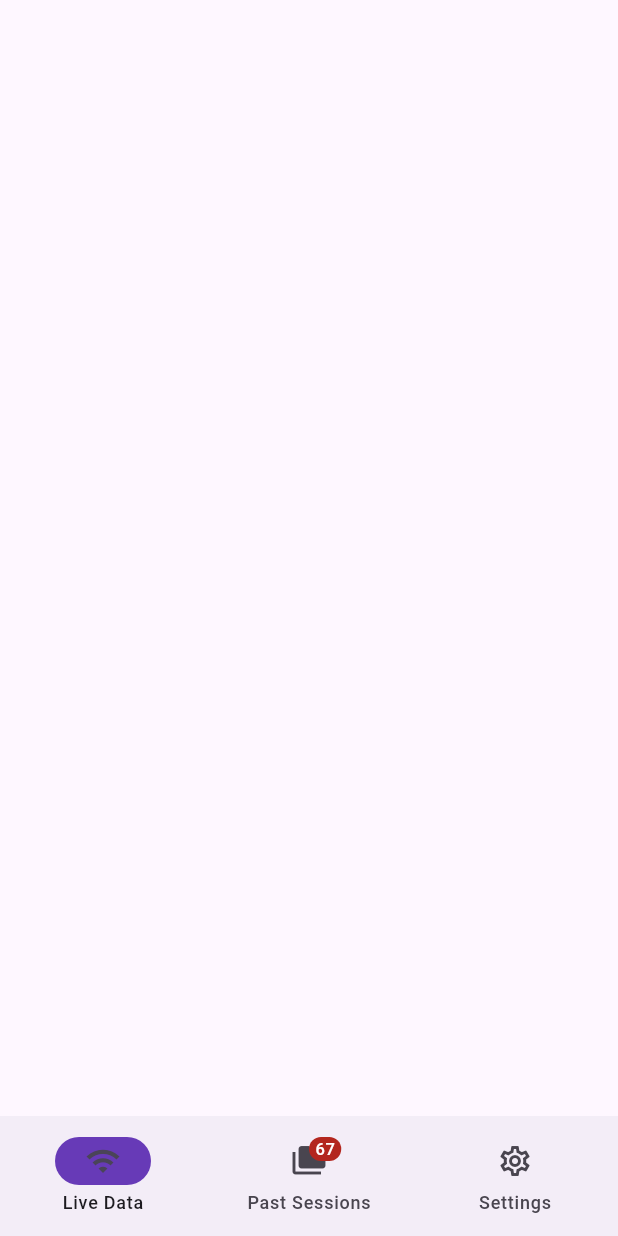
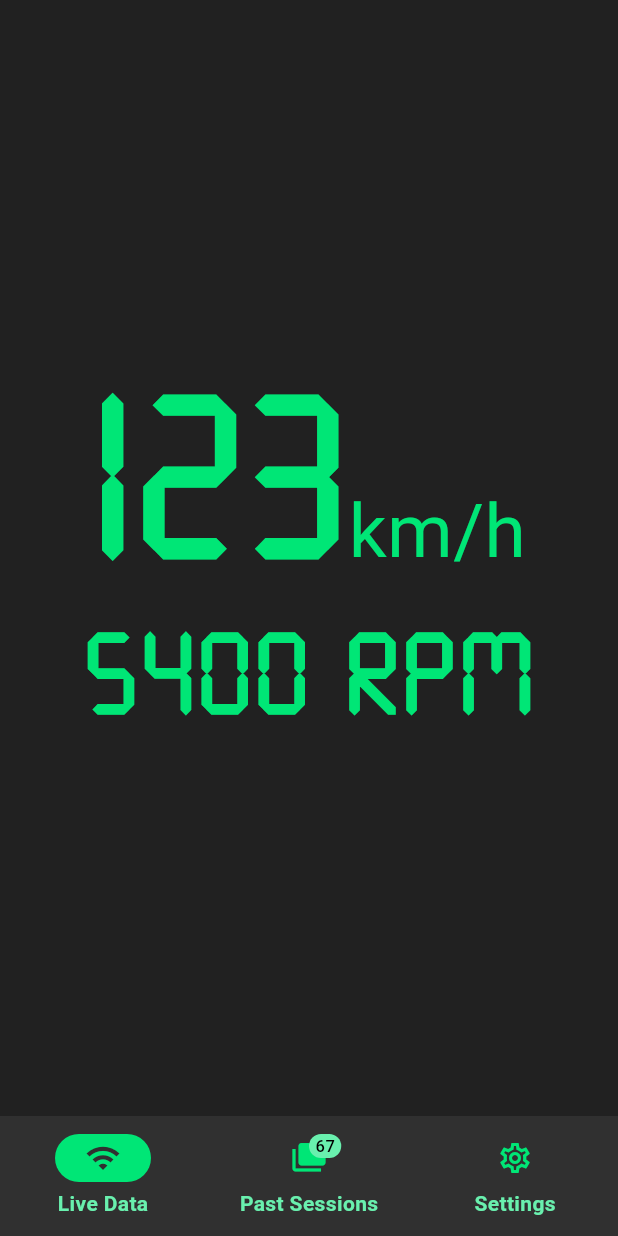
Before and after one commit to HexSK/AssettoLog, a Flutter app: the screen it shows after launch, on a phone screen of 412 x 824 dp. Run offline on Flutter 3.47's test engine with Material 3 defaults, Android fonts, the phone set to English and light mode, and no system bars.

Commit message:
we have something okay?

```diff
--- a/assettologflutter/lib/main.dart
+++ b/assettologflutter/lib/main.dart
@@ -7,7 +7,40 @@ class AssettoLogApp extends StatelessWidget {
 
   @override
   Widget build(BuildContext context) {
-    return MaterialApp(home: AssettoLogNav());
+    return MaterialApp(
+      home: const AssettoLogNav(),
+      theme: ThemeData.dark().copyWith(
+        // Main background
+        scaffoldBackgroundColor: Colors.grey[900],
+
+        // NavigationBar theme
+        navigationBarTheme: NavigationBarThemeData(
+          backgroundColor: Colors.grey[850],
+          indicatorColor: Colors.greenAccent[400],
+          labelTextStyle: WidgetStateProperty.all(
+            const TextStyle(
+              color: Colors.greenAccent,
+              fontWeight: FontWeight.bold,
+            ),
+          ),
+        ),
+
+        // Icon theme
+        iconTheme: const IconThemeData(color: Colors.greenAccent, size: 28),
+
+        // Text theme
+        textTheme: const TextTheme(
+          bodyMedium: TextStyle(color: Colors.greenAccent),
+          bodyLarge: TextStyle(color: Colors.greenAccent),
+        ),
+
+        // Badge theme (if using badges from material 3)
+        badgeTheme: const BadgeThemeData(
+          backgroundColor: Colors.greenAccent,
+          textColor: Colors.black,
+        ),
+      ),
+    );
   }
 }
 
@@ -21,35 +54,97 @@ class AssettoLogNav extends StatefulWidget {
 class _AssettoLogNavState extends State<AssettoLogNav> {
   int currentPageIndex = 0;
   int pastSessionsAmount = 67;
+  int speedKmh = 123;
+  int rpm = 5400;
+
   @override
   Widget build(BuildContext context) {
+    final theme = Theme.of(context);
+
     return Scaffold(
       bottomNavigationBar: NavigationBar(
+        backgroundColor: theme.navigationBarTheme.backgroundColor,
+        indicatorColor: theme.navigationBarTheme.indicatorColor,
+        selectedIndex: currentPageIndex,
         onDestinationSelected: (int index) {
           setState(() {
             currentPageIndex = index;
           });
         },
-        indicatorColor: Colors.deepPurple,
-        selectedIndex: currentPageIndex,
-        destinations: <Widget>[
+        destinations: [
           NavigationDestination(
-            icon: Icon(Icons.wifi),
-            label: "Live Data"
+            selectedIcon: Icon(Icons.wifi, color: Colors.grey[850]),
+            icon: Icon(Icons.wifi, color: Colors.greenAccent[400]),
+            label: "Live Data",
           ),
           NavigationDestination(
+            selectedIcon: Badge(
+              label: Text(pastSessionsAmount.toString()),
+              child: Icon(Icons.folder_open, color: Colors.grey[850]),
+            ),
             icon: Badge(
               label: Text(pastSessionsAmount.toString()),
-              child: Icon(Icons.folder_copy)
+              child: Icon(Icons.folder_copy, color: Colors.greenAccent[400]),
             ),
-            label: "Past Sessions"
+            label: "Past Sessions",
           ),
           NavigationDestination(
-            selectedIcon: Icon(Icons.settings),
-            icon: Icon(Icons.settings_outlined),
-            label: "Settings"
+            selectedIcon: Icon(Icons.settings, color: Colors.grey[850]),
+            icon: Icon(Icons.settings_outlined, color: Colors.greenAccent[400]),
+            label: "Settings",
           ),
-        ],//we go get food brr
+        ],
+      ),
+      body: Column(
+        mainAxisAlignment: MainAxisAlignment.center,
+        children: [
+          Row(
+            mainAxisAlignment: MainAxisAlignment.center,
+            children: [
+              RichText(
+                text: TextSpan(
+                  children: [
+                    TextSpan(
+                      text: "$speedKmh",
+                      style: TextStyle(
+                        fontFamily: '7 Segments',
+                        fontSize: 150,
+                        fontWeight: FontWeight.w700,
+                        color: Colors.greenAccent[400],
+                      ),
+                    ),
+                    WidgetSpan(
+                      child: Transform.translate(
+                        offset: const Offset(0, 17), // tweak vertical position
+                        child: Text(
+                          "km/h",
+                          style: TextStyle(
+                            fontSize: 50,
+                            color: Colors.greenAccent[400],
+                          ),
+                        ),
+                      ),
+                    ),
+                  ],
+                ),
+              ),
+            ],
+          ),
+          Row(
+            mainAxisAlignment: MainAxisAlignment.center,
+            children: [
+              Text(
+                "${rpm.toString()} RPM",
+                style: TextStyle(
+                  fontFamily: '7 Segments',
+                  fontSize: 75.0,
+                  fontWeight: FontWeight.w700,
+                  color: Colors.greenAccent[400],
+                ),
+              ),
+            ],
+          ),
+        ],
       ),
     );
   }
--- a/assettologflutter/pubspec.yaml
+++ b/assettologflutter/pubspec.yaml
@@ -87,3 +87,7 @@ flutter:
   #
   # For details regarding fonts from package dependencies,
   # see https://flutter.dev/to/font-from-package
+  fonts:
+    - family: 7 Segments
+      fonts:
+        - asset: fonts/7segments.ttf
```
Also changed, not shown: assettologflutter/fonts/7segments.ttf (added).
